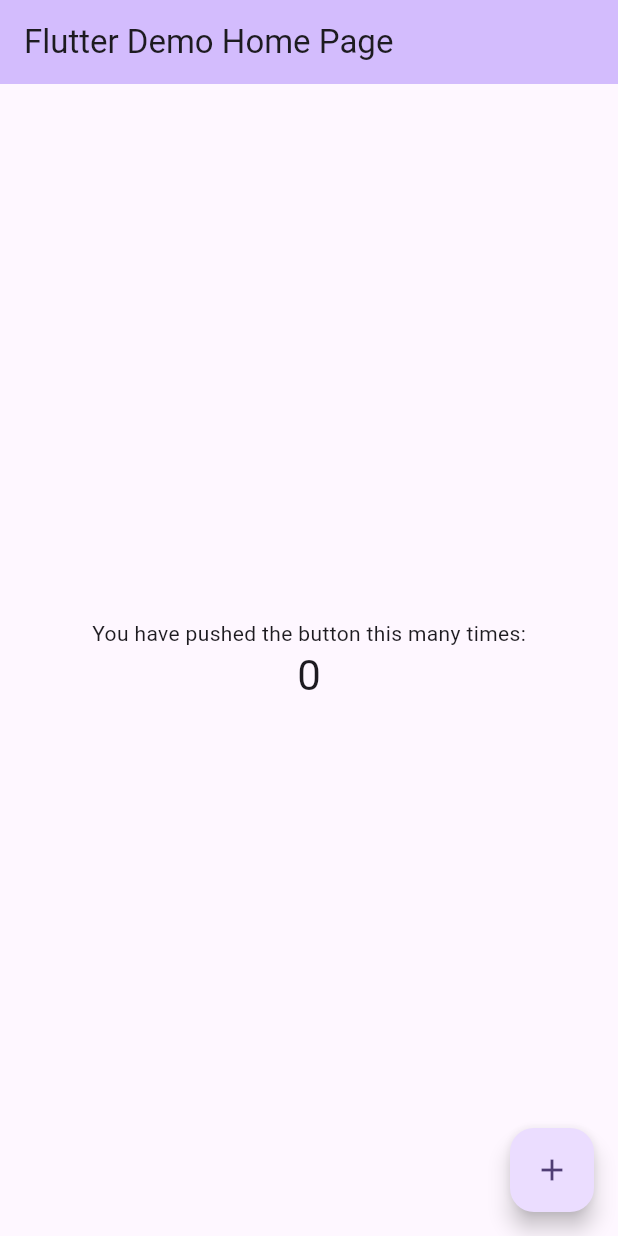
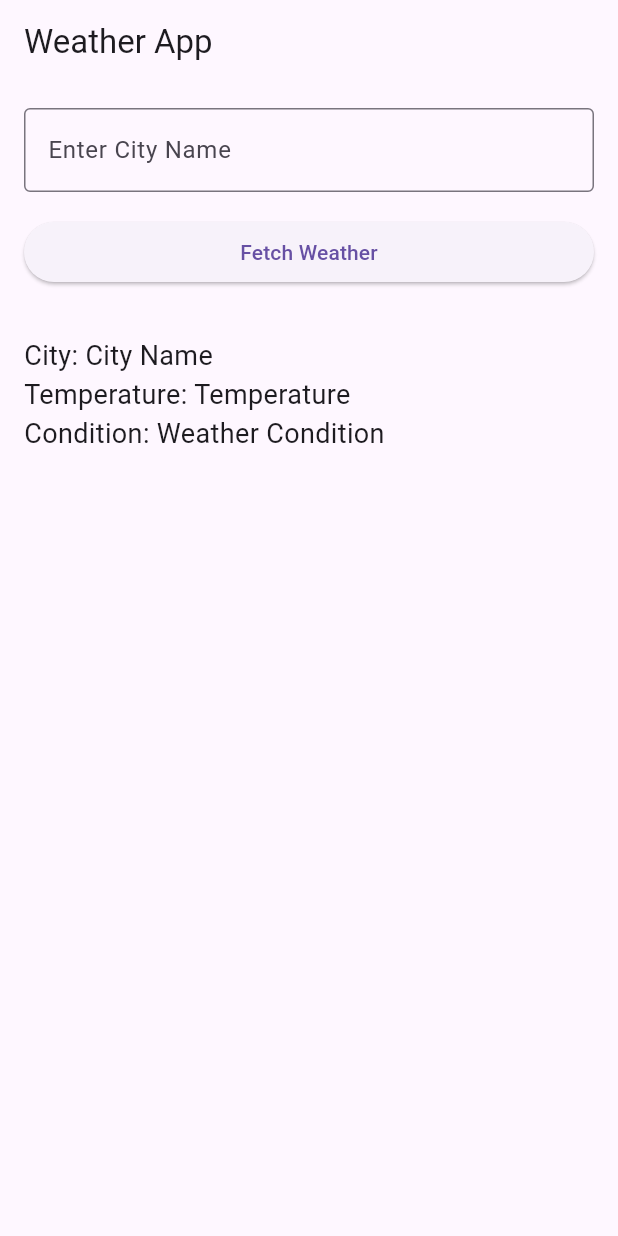
Before and after one commit to Ikran21/weather_info_map, a Flutter app: the screen it shows after launch, on a phone screen of 412 x 824 dp. Run offline on Flutter 3.47's test engine with Material 3 defaults, Android fonts, the phone set to English and light mode, and no system bars.

Commit message:
Basic UI with input field and button

```diff
--- a/lib/main.dart
+++ b/lib/main.dart
@@ -1,125 +1,66 @@
 import 'package:flutter/material.dart';
 
 void main() {
-  runApp(const MyApp());
+  runApp(MyApp());
 }
 
 class MyApp extends StatelessWidget {
-  const MyApp({super.key});
-
-  // This widget is the root of your application.
   @override
   Widget build(BuildContext context) {
     return MaterialApp(
-      title: 'Flutter Demo',
-      theme: ThemeData(
-        // This is the theme of your application.
-        //
-        // TRY THIS: Try running your application with "flutter run". You'll see
-        // the application has a purple toolbar. Then, without quitting the app,
-        // try changing the seedColor in the colorScheme below to Colors.green
-        // and then invoke "hot reload" (save your changes or press the "hot
-        // reload" button in a Flutter-supported IDE, or press "r" if you used
-        // the command line to start the app).
-        //
-        // Notice that the counter didn't reset back to zero; the application
-        // state is not lost during the reload. To reset the state, use hot
-        // restart instead.
-        //
-        // This works for code too, not just values: Most code changes can be
-        // tested with just a hot reload.
-        colorScheme: ColorScheme.fromSeed(seedColor: Colors.deepPurple),
-        useMaterial3: true,
-      ),
-      home: const MyHomePage(title: 'Flutter Demo Home Page'),
+      title: 'Simple Weather App',
+      home: WeatherHomePage(),
     );
   }
 }
 
-class MyHomePage extends StatefulWidget {
-  const MyHomePage({super.key, required this.title});
-
-  // This widget is the home page of your application. It is stateful, meaning
-  // that it has a State object (defined below) that contains fields that affect
-  // how it looks.
-
-  // This class is the configuration for the state. It holds the values (in this
-  // case the title) provided by the parent (in this case the App widget) and
-  // used by the build method of the State. Fields in a Widget subclass are
-  // always marked "final".
-
-  final String title;
-
+class WeatherHomePage extends StatefulWidget {
   @override
-  State<MyHomePage> createState() => _MyHomePageState();
+  _WeatherHomePageState createState() => _WeatherHomePageState();
 }
 
-class _MyHomePageState extends State<MyHomePage> {
-  int _counter = 0;
+class _WeatherHomePageState extends State<WeatherHomePage> {
+  // Controller to get text input from the user
+  final TextEditingController _cityController = TextEditingController();
 
-  void _incrementCounter() {
-    setState(() {
-      // This call to setState tells the Flutter framework that something has
-      // changed in this State, which causes it to rerun the build method below
-      // so that the display can reflect the updated values. If we changed
-      // _counter without calling setState(), then the build method would not be
-      // called again, and so nothing would appear to happen.
-      _counter++;
-    });
-  }
+  // Placeholders for weather data
+  String _displayedCity = 'City Name';
+  String _temperature = 'Temperature';
+  String _condition = 'Weather Condition';
 
   @override
   Widget build(BuildContext context) {
-    // This method is rerun every time setState is called, for instance as done
-    // by the _incrementCounter method above.
-    //
-    // The Flutter framework has been optimized to make rerunning build methods
-    // fast, so that you can just rebuild anything that needs updating rather
-    // than having to individually change instances of widgets.
     return Scaffold(
-      appBar: AppBar(
-        // TRY THIS: Try changing the color here to a specific color (to
-        // Colors.amber, perhaps?) and trigger a hot reload to see the AppBar
-        // change color while the other colors stay the same.
-        backgroundColor: Theme.of(context).colorScheme.inversePrimary,
-        // Here we take the value from the MyHomePage object that was created by
-        // the App.build method, and use it to set our appbar title.
-        title: Text(widget.title),
-      ),
-      body: Center(
-        // Center is a layout widget. It takes a single child and positions it
-        // in the middle of the parent.
+      appBar: AppBar(title: Text('Weather App')),
+      body: Padding(
+        padding: const EdgeInsets.all(16.0),
         child: Column(
-          // Column is also a layout widget. It takes a list of children and
-          // arranges them vertically. By default, it sizes itself to fit its
-          // children horizontally, and tries to be as tall as its parent.
-          //
-          // Column has various properties to control how it sizes itself and
-          // how it positions its children. Here we use mainAxisAlignment to
-          // center the children vertically; the main axis here is the vertical
-          // axis because Columns are vertical (the cross axis would be
-          // horizontal).
-          //
-          // TRY THIS: Invoke "debug painting" (choose the "Toggle Debug Paint"
-          // action in the IDE, or press "p" in the console), to see the
-          // wireframe for each widget.
-          mainAxisAlignment: MainAxisAlignment.center,
-          children: <Widget>[
-            const Text(
-              'You have pushed the button this many times:',
+          crossAxisAlignment: CrossAxisAlignment.stretch,
+          children: [
+            // TextField for inputting the city name
+            TextField(
+              controller: _cityController,
+              decoration: InputDecoration(
+                labelText: 'Enter City Name',
+                border: OutlineInputBorder(),
+              ),
             ),
-            Text(
-              '$_counter',
-              style: Theme.of(context).textTheme.headlineMedium,
+            SizedBox(height: 16.0),
+            // Button to fetch weather
+            ElevatedButton(
+              onPressed: () {
+                // This will be updated in Step 3
+              },
+              child: Text('Fetch Weather'),
             ),
+            SizedBox(height: 32.0),
+            // Placeholders for displaying weather data
+            Text('City: $_displayedCity', style: TextStyle(fontSize: 18)),
+            Text('Temperature: $_temperature', style: TextStyle(fontSize: 18)),
+            Text('Condition: $_condition', style: TextStyle(fontSize: 18)),
           ],
         ),
       ),
-      floatingActionButton: FloatingActionButton(
-        onPressed: _incrementCounter,
-        tooltip: 'Increment',
-        child: const Icon(Icons.add),
-      ), // This trailing comma makes auto-formatting nicer for build methods.
     );
   }
 }
```
